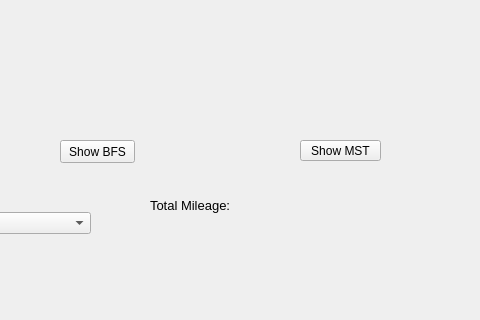
Old version of the form app/src/views/graphview.ui in the repository minorleaguegrayonassociates/GrayonSlam; both pictures show x 230 to 710 and y 280 to 600 of the 710 by 600 pixel window.
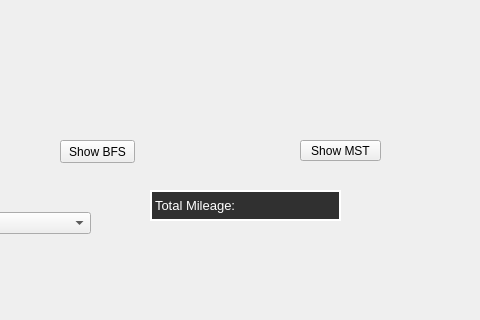
New version of the form. Icons and pictures are not drawn.

Commit message: Added comments to the view

What changed in the file:
```diff
--- a/app/src/views/graphview.ui
+++ b/app/src/views/graphview.ui
@@ -83,6 +83,12 @@
      <height>31</height>
     </rect>
    </property>
+   <property name="styleSheet">
+    <string notr="true">        font-size: 13px;
+        color: white;
+		border: 2px solid white;
+        background-color: #303030;</string>
+   </property>
    <property name="text">
     <string>Total Mileage:</string>
    </property>
```
The commit also changes 2 other files.
